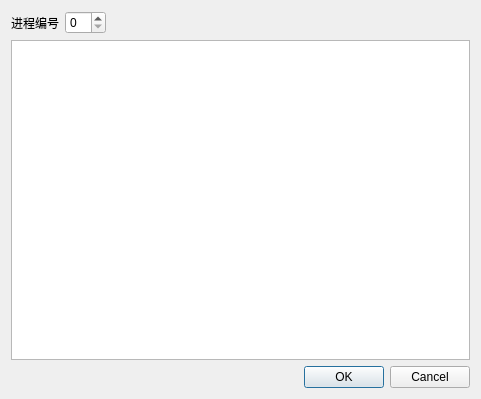
moetayuko/BankerAlgorithm, file Ui/Ui_RequestDialog.ui: the form before one commit.
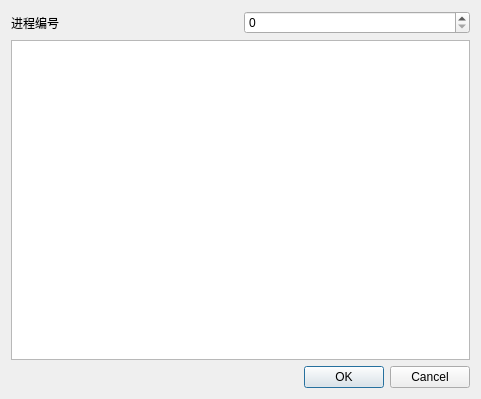
The form after the commit.

The edit to the form file:
```diff
--- a/Ui/Ui_RequestDialog.ui
+++ b/Ui/Ui_RequestDialog.ui
@@ -26,19 +26,6 @@
      <item>
       <widget class="QSpinBox" name="spinBox"/>
      </item>
-     <item>
-      <spacer name="horizontalSpacer">
-       <property name="orientation">
-        <enum>Qt::Horizontal</enum>
-       </property>
-       <property name="sizeHint" stdset="0">
-        <size>
-         <width>40</width>
-         <height>20</height>
-        </size>
-       </property>
-      </spacer>
-     </item>
     </layout>
    </item>
    <item>
```
